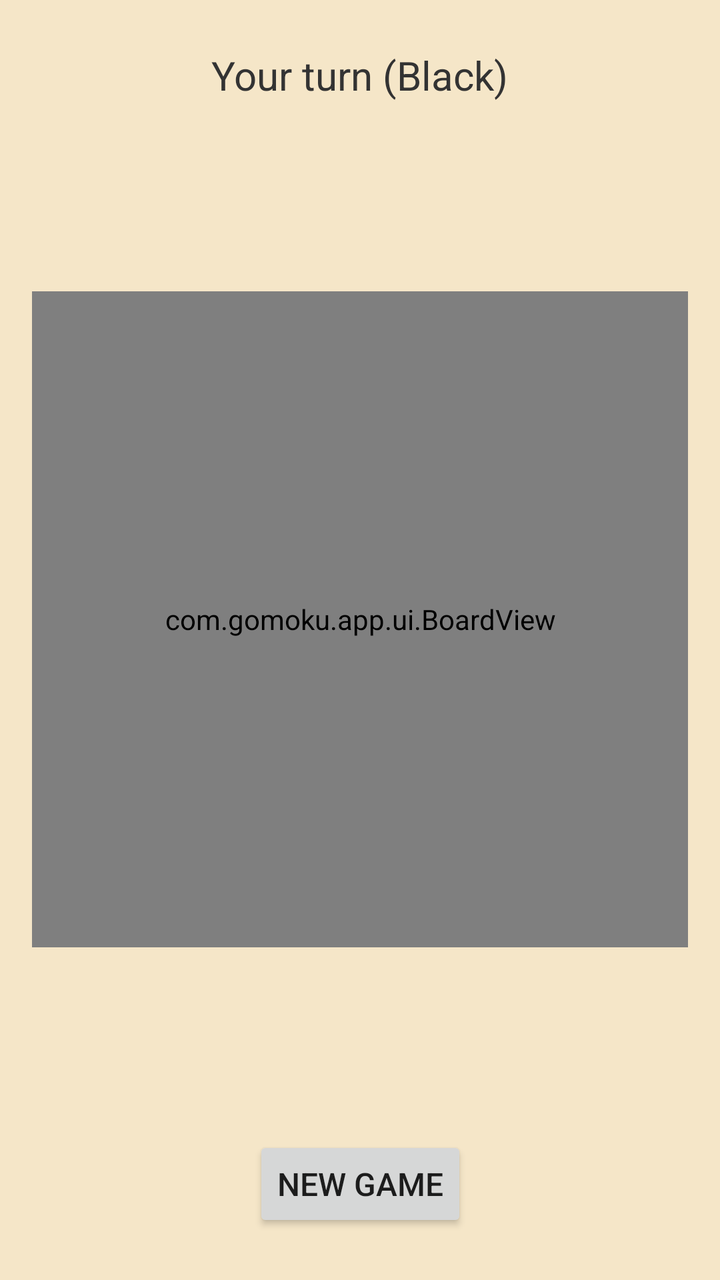
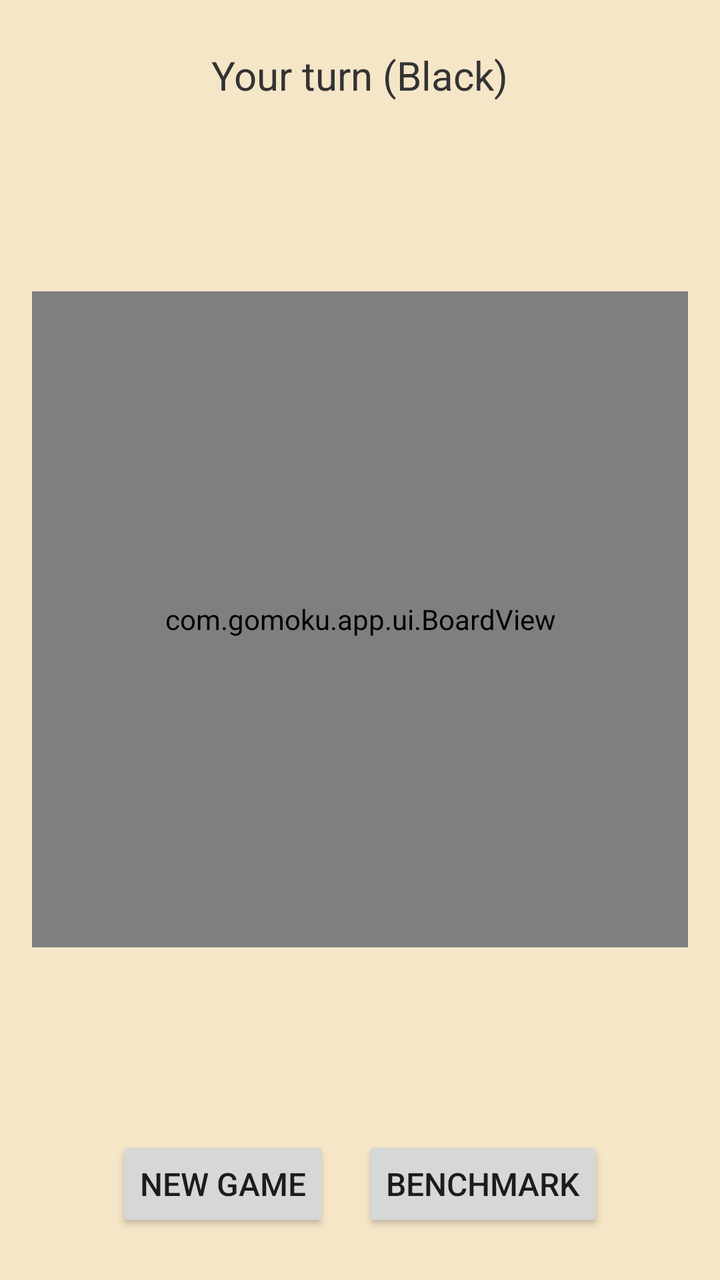

The first picture is an Android layout as it rendered before a commit; the second is the same layout after the commit. The layout source and the unified diff follow.
<!-- AndroidManifest.xml: application theme Theme.GomokuAI -->
<!-- res/layout/activity_main.xml -->
<?xml version="1.0" encoding="utf-8"?>
<androidx.constraintlayout.widget.ConstraintLayout
    xmlns:android="http://schemas.android.com/apk/res/android"
    xmlns:app="http://schemas.android.com/apk/res-auto"
    android:layout_width="match_parent"
    android:layout_height="match_parent"
    android:background="#FFF5E6C8">

    <TextView
        android:id="@+id/tvStatus"
        android:layout_width="wrap_content"
        android:layout_height="wrap_content"
        android:text="@string/your_turn"
        android:textSize="20sp"
        android:textColor="#FF333333"
        android:layout_marginTop="24dp"
        app:layout_constraintTop_toTopOf="parent"
        app:layout_constraintStart_toStartOf="parent"
        app:layout_constraintEnd_toEndOf="parent" />

    <com.gomoku.app.ui.BoardView
        android:id="@+id/boardView"
        android:layout_width="0dp"
        android:layout_height="0dp"
        android:layout_margin="16dp"
        app:layout_constraintDimensionRatio="1:1"
        app:layout_constraintTop_toBottomOf="@id/tvStatus"
        app:layout_constraintBottom_toTopOf="@id/btnNewGame"
        app:layout_constraintStart_toStartOf="parent"
        app:layout_constraintEnd_toEndOf="parent" />

    <Button
        android:id="@+id/btnNewGame"
        android:layout_width="wrap_content"
        android:layout_height="wrap_content"
        android:text="@string/new_game"
        android:textSize="16sp"
        android:layout_marginBottom="24dp"
        app:layout_constraintBottom_toBottomOf="parent"
        app:layout_constraintStart_toStartOf="parent"
        app:layout_constraintEnd_toEndOf="parent" />

</androidx.constraintlayout.widget.ConstraintLayout>
<!-- resources referenced by this layout -->
<resources>
  <string name="new_game">New Game</string>
  <string name="your_turn">Your turn (Black)</string>
  <style name="Theme.GomokuAI" parent="Theme.MaterialComponents.Light.DarkActionBar">
          <item name="colorPrimary">@color/primary</item>
          <item name="colorPrimaryDark">@color/primary_dark</item>
          <item name="colorAccent">@color/accent</item>
      </style>
  <color name="primary">#FF6200EE</color>
  <color name="primary_dark">#FF3700B3</color>
  <color name="accent">#FF03DAC5</color>
</resources>

<!-- the commit's change to res/layout/activity_main.xml (unified diff, before → after) -->
@@ -18,6 +18,32 @@
         app:layout_constraintStart_toStartOf="parent"
         app:layout_constraintEnd_toEndOf="parent" />
 
+    <ScrollView
+        android:id="@+id/scrollBenchResult"
+        android:layout_width="0dp"
+        android:layout_height="0dp"
+        android:layout_marginHorizontal="24dp"
+        android:layout_marginTop="12dp"
+        android:layout_marginBottom="12dp"
+        android:background="#F0FFFFFF"
+        android:padding="16dp"
+        android:visibility="gone"
+        app:layout_constraintTop_toBottomOf="@id/tvStatus"
+        app:layout_constraintBottom_toTopOf="@id/buttonBar"
+        app:layout_constraintStart_toStartOf="parent"
+        app:layout_constraintEnd_toEndOf="parent">
+
+        <TextView
+            android:id="@+id/tvBenchResult"
+            android:layout_width="match_parent"
+            android:layout_height="wrap_content"
+            android:textSize="13sp"
+            android:textColor="#FF333333"
+            android:fontFamily="monospace"
+            android:lineSpacingExtra="2dp" />
+
+    </ScrollView>
+
     <com.gomoku.app.ui.BoardView
         android:id="@+id/boardView"
         android:layout_width="0dp"
@@ -25,19 +51,35 @@
         android:layout_margin="16dp"
         app:layout_constraintDimensionRatio="1:1"
         app:layout_constraintTop_toBottomOf="@id/tvStatus"
-        app:layout_constraintBottom_toTopOf="@id/btnNewGame"
+        app:layout_constraintBottom_toTopOf="@id/buttonBar"
         app:layout_constraintStart_toStartOf="parent"
         app:layout_constraintEnd_toEndOf="parent" />
 
-    <Button
-        android:id="@+id/btnNewGame"
+    <LinearLayout
+        android:id="@+id/buttonBar"
         android:layout_width="wrap_content"
         android:layout_height="wrap_content"
-        android:text="@string/new_game"
-        android:textSize="16sp"
         android:layout_marginBottom="24dp"
+        android:orientation="horizontal"
         app:layout_constraintBottom_toBottomOf="parent"
         app:layout_constraintStart_toStartOf="parent"
-        app:layout_constraintEnd_toEndOf="parent" />
+        app:layout_constraintEnd_toEndOf="parent">
+
+        <Button
+            android:id="@+id/btnNewGame"
+            android:layout_width="wrap_content"
+            android:layout_height="wrap_content"
+            android:text="@string/new_game"
+            android:textSize="16sp"
+            android:layout_marginEnd="16dp" />
+
+        <Button
+            android:id="@+id/btnBenchmark"
+            android:layout_width="wrap_content"
+            android:layout_height="wrap_content"
+            android:text="@string/benchmark"
+            android:textSize="16sp" />
+
+    </LinearLayout>
 
 </androidx.constraintlayout.widget.ConstraintLayout>
<!-- resource entries referenced after the edit -->
@@ -1,5 +1,6 @@
 <!-- resources referenced by this layout -->
 <resources>
+  <string name="benchmark">Benchmark</string>
   <string name="new_game">New Game</string>
   <string name="your_turn">Your turn (Black)</string>
   <style name="Theme.GomokuAI" parent="Theme.MaterialComponents.Light.DarkActionBar">
